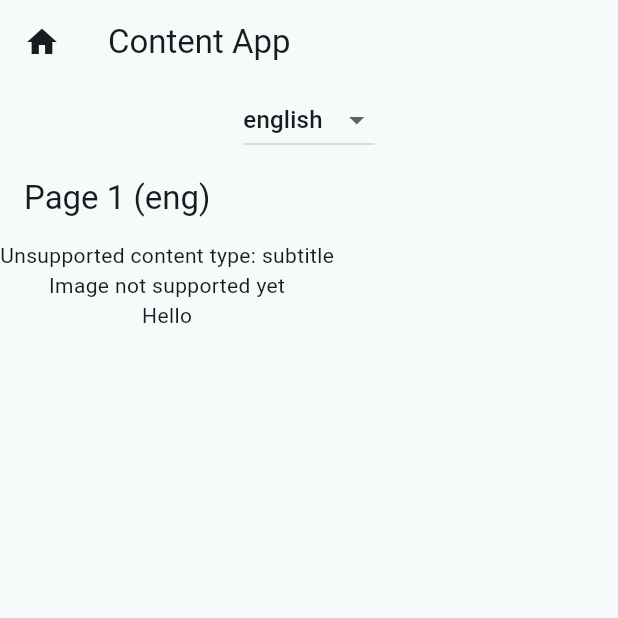
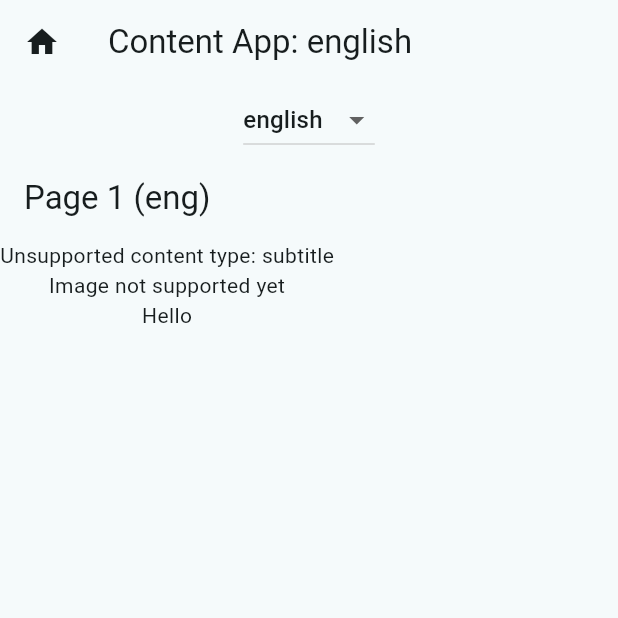
Before and after one commit to caitlynrawlings/ContentApp, a Flutter app: the screen it shows after launch, after a tap on "Page 1 (eng)", on a phone screen of 412 x 824 dp, the top half of it. Run offline on Flutter 3.47's test engine with Material 3 defaults, Android fonts, the phone set to English and light mode, and no system bars.

Commit message:
changed content folder to assests folder

```diff
--- a/lib/main.dart
+++ b/lib/main.dart
@@ -16,7 +16,7 @@ var pagesContents = <List<Map<String, PageContent>>>[];
 // loads the app content data from the json file into data structures
 Future<void> loadJsonData() async {
     // Load the JSON file
-    String jsonData = await rootBundle.loadString('content/test_content.json');
+    String jsonData = await rootBundle.loadString('assets/test_content.json');
 
     // Parse the JSON string
     Map<String, dynamic> data = json.decode(jsonData);
@@ -124,11 +124,12 @@ class _MyHomePageState extends State<MyHomePage> {
                 });
               },
             ),
-            title: const Text('Content App'),
+            title: Text('Content App: $selectedLanguage'),
           ),
           body: Column(
             children: [
               LanguageDropdown(
+                key: const ValueKey('languageDropdown'),
                 selectedLanguage: selectedLanguage,
                 onChanged: (String newLanguage) {
                   setState(() {
@@ -248,6 +249,7 @@ class LanguageDropdownState extends State<LanguageDropdown> {
       items: languages
           .map<DropdownMenuItem<String>>((dynamic language) {
             return DropdownMenuItem<String>(
+              key: ValueKey(language),
               value: language,
               child: Text(language),
             );
--- a/pubspec.yaml
+++ b/pubspec.yaml
@@ -59,7 +59,7 @@ flutter:
   uses-material-design: true
 
   assets:
-    - content/test_content.json
+    - assets/test_content.json
 
   # To add assets to your application, add an assets section, like this:
   # assets:
```
Also changed, not shown: assets/test_content.json (renamed from content/test_content.json), 1 other file.
